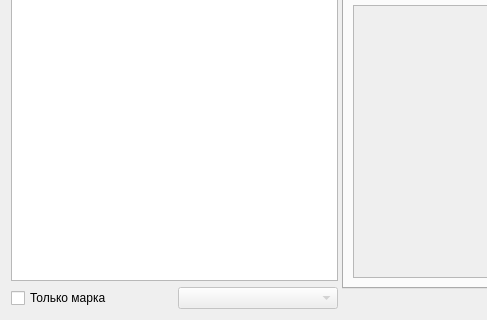
Above: formpart/formpart.ui from Sergeyego/el_prod before the change; both pictures show x 0 to 487 and y 536 to 856 of the 1169 by 856 pixel window. Below: the same form after it.
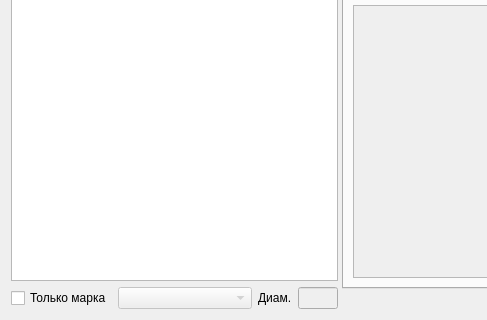
That is the form after the change. The open tabs and pages were chosen to show the change. Custom widgets are drawn as their Qt base class.

Commit message: фильтр по диамерту

```diff
--- a/formpart/formpart.ui
+++ b/formpart/formpart.ui
@@ -80,6 +80,12 @@
         <layout class="QHBoxLayout" name="horizontalLayout_2">
          <item>
           <widget class="QCheckBox" name="checkBoxOnly">
+           <property name="sizePolicy">
+            <sizepolicy hsizetype="Maximum" vsizetype="Fixed">
+             <horstretch>0</horstretch>
+             <verstretch>0</verstretch>
+            </sizepolicy>
+           </property>
            <property name="text">
             <string>Только марка</string>
            </property>
@@ -92,6 +98,32 @@
            </property>
           </widget>
          </item>
+         <item>
+          <widget class="QLabel" name="label_3">
+           <property name="sizePolicy">
+            <sizepolicy hsizetype="Maximum" vsizetype="Preferred">
+             <horstretch>0</horstretch>
+             <verstretch>0</verstretch>
+            </sizepolicy>
+           </property>
+           <property name="text">
+            <string>Диам.</string>
+           </property>
+          </widget>
+         </item>
+         <item>
+          <widget class="QLineEdit" name="lineEditDiamOnly">
+           <property name="enabled">
+            <bool>false</bool>
+           </property>
+           <property name="maximumSize">
+            <size>
+             <width>40</width>
+             <height>16777215</height>
+            </size>
+           </property>
+          </widget>
+         </item>
         </layout>
        </item>
       </layout>
```
Left out of the diff: 14 changed lines with no effect on the pictures. The commit also changes 2 other files.
